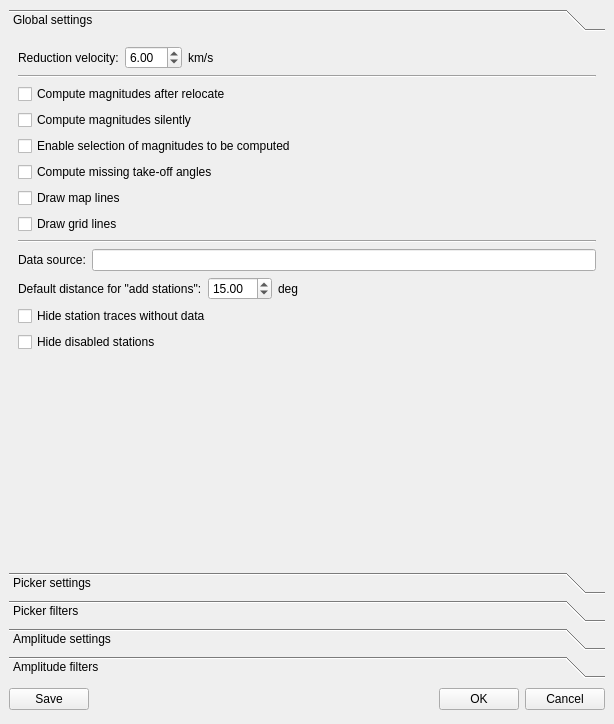
Above: src/gui-qt4/libs/seiscomp3/gui/datamodel/pickersettings.ui from SeisComP/common before the change. Below: the same form after it.
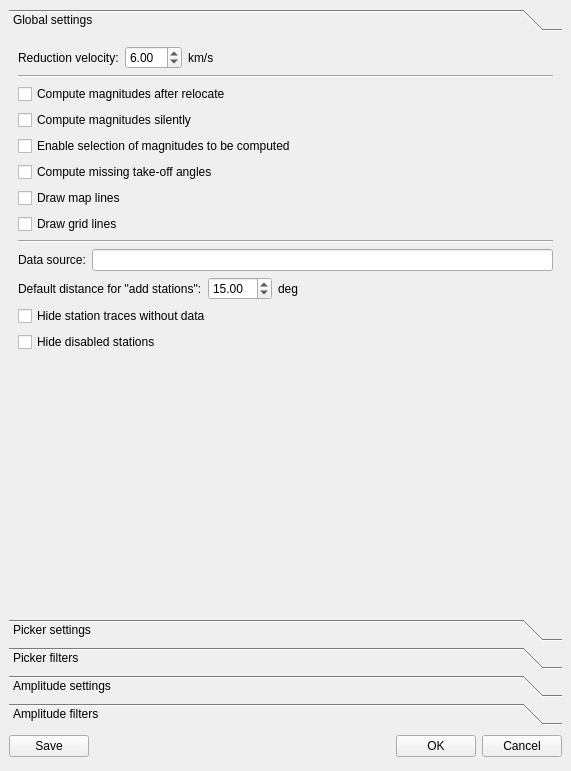
That is the form after the change. Icons and pictures are not drawn.

Commit message: [scolv] Fix tabstops of pickersettings

The edit to the form file:
```diff
--- a/src/gui-qt4/libs/seiscomp3/gui/datamodel/pickersettings.ui
+++ b/src/gui-qt4/libs/seiscomp3/gui/datamodel/pickersettings.ui
@@ -8,8 +8,8 @@
    <rect>
     <x>0</x>
     <y>0</y>
-    <width>614</width>
-    <height>724</height>
+    <width>571</width>
+    <height>771</height>
    </rect>
   </property>
   <property name="sizePolicy" >
@@ -43,8 +43,8 @@
        <rect>
         <x>0</x>
         <y>0</y>
-        <width>596</width>
-        <height>496</height>
+        <width>553</width>
+        <height>543</height>
        </rect>
       </property>
       <property name="autoFillBackground" >
```
Left out of the diff: 38 changed lines with no effect on the pictures.
